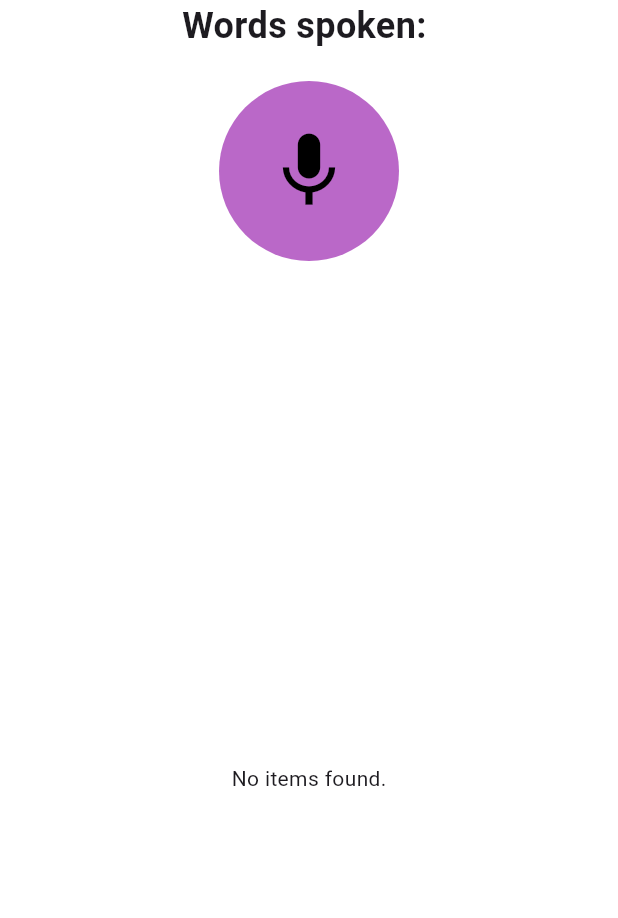
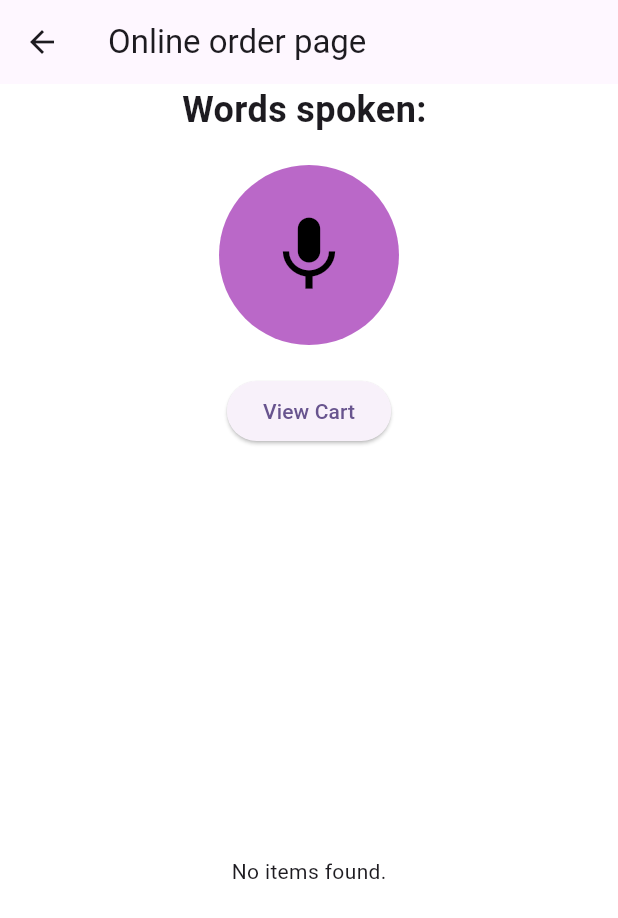
Before and after one commit to hxshan/see_for_me, a Flutter app: the OrderingPage screen opened by its route, on a phone screen of 412 x 824 dp. Shown: the top 918 px of the screen. Run offline on Flutter 3.47's test engine with Material 3 defaults, Android fonts, the light colour scheme and no system bars; our stand-ins replace flutter_tts, shared_preferences, speech_to_text; accounts and stored records are empty.

Commit message:
item adding to cart is ready

```diff
--- /dev/null
+++ b/lib/models/cartItem.dart
@@ -0,0 +1,15 @@
+class Item{
+  String productId;
+  String name;
+  Item({required this.productId, required this.name});
+
+  factory Item.fromJson(Map<String, dynamic> json) => Item(
+        productId: json["productId"],
+        name: json["name"],
+    );
+
+    Map<String, dynamic> toJson() => {
+        "productId": productId,
+        "name": name,
+    };
+}
--- /dev/null
+++ b/lib/models/groceryItem.dart
@@ -0,0 +1,106 @@
+class GroceryItem {
+  final String productID;
+  final String name;
+  final String type;
+  final String brand;
+  final double price;
+  final double quantity;
+  final String unit;
+
+  GroceryItem({
+    required this.productID,
+    required this.name,
+    required this.type,
+    required this.brand,
+    required this.price,
+    required this.quantity,
+    required this.unit
+  });
+
+  @override
+  String toString() {
+    return '''
+    Item Name: $name
+    Brand: $brand
+    Type: $type
+    Price: \$${price.toStringAsFixed(2)}
+    Quantity: ${quantity.toStringAsFixed(2)} $unit
+    ''';
+  }
+}
+
+final List<GroceryItem> groceryItems = [
+  GroceryItem(
+    productID:"12222",
+    name: "Anchor Milk Powder",
+    type: "milk powder",
+    brand: "Anchor",
+    price: 4.99,
+    quantity: 500,
+    unit:"g"
+  ),
+  GroceryItem(
+    productID:"12332",
+    name: "Anchor Milk Powder",
+    type: "milk powder",
+    brand: "Anchor",
+    price: 4.99,
+    quantity: 1,
+    unit:"kg"
+  ),
+  GroceryItem(
+    productID:"14422",
+    name: "Maliban Milk",
+    type: "milk powder",
+    brand: "Maliban",
+    price: 5.49,
+    quantity: 1,
+    unit:"kg"
+  ),
+  GroceryItem(
+    productID:"12222232",
+    name: "Maliban Milk",
+    type: "milk",
+    brand: "Maliban",
+    price: 5.49,
+    quantity: 1.2,
+    unit:"l"
+  ),
+   GroceryItem(
+    productID:"1666622",
+    name: "Anchor Milk",
+    type: "milk",
+    brand: "Anchor",
+    price: 5.49,
+    quantity: 1.2,
+    unit:"l"
+  ),
+  GroceryItem(
+    productID:"12255552",
+    name: "Maliban Milk",
+    type: "milk",
+    brand: "Maliban",
+    price: 5.49,
+    quantity: 2,
+     unit:"l"
+  ),
+  GroceryItem(
+    productID:"12266666",
+    name: "fanta orange",
+    type: "soda",
+    brand: "fanta",
+    price: 5.49,
+    quantity: 2,
+     unit:"l"
+  ),
+  GroceryItem(
+    productID:"1332322",
+    name: "fanta lime",
+    type: "soda",
+    brand: "fanta",
+    price: 5.49,
+    quantity: 1,
+     unit:"l"
+  ),
+  // Add more products as needed
+];
--- /dev/null
+++ b/lib/ordering/searchResponses.dart
@@ -0,0 +1,25 @@
+final List<Map<String, String>> helpResponses = [
+    {
+      "searching": '''Here are the steps you should follow:
+  - Start by saying "product type" followed by the type of product you want to search for.
+  - Next, specify the quantity of the product by saying "quantity" followed by the amount and unit (e.g., 500 grams or 1 liter).
+  - Then, say "brand" followed by the brand name you prefer.
+  - Listen to the system to hear how many items were found. If only one item is found, you can say "describe the item" to get a description of that item.
+  - If you don’t know any product types, you can say "product types" to get a list of available product types.
+  - If you don’t know any brands, you can say "brands" to get a list of available brands.
+  - If you want to clear the current search, say "clear search."
+  '''
+    }
+  ];
+
+  final List<Map<String, String>> responses = [
+    {"productType": "Please say the type of product you want to search for."},
+    {"Quantity": "Please specify the quantity in liters or grams "},
+    {"brand": "Please say the brand you prefer."},
+    {
+      "help": '''these are the following help commands:
+    - Say the word searching to get information on how to search".
+    '''
+    },
+    {"error": "Sorry, I didn't understand that."},
+  ];
--- a/lib/screens/ordering_page.dart
+++ b/lib/screens/ordering_page.dart
@@ -1,93 +1,16 @@
+import 'dart:convert';
 import 'dart:developer';
 
 import 'package:flutter/material.dart';
 import 'package:flutter/widgets.dart';
 import 'package:flutter_tts/flutter_tts.dart';
+import 'package:see_for_me/models/cartItem.dart';
+import 'package:shared_preferences/shared_preferences.dart';
 import 'package:speech_to_text/speech_to_text.dart';
 import 'package:speech_to_text/speech_recognition_result.dart';
-
-class GroceryItem {
-  final String name;
-  final String type;
-  final String brand;
-  final double price;
-  final double quantity;
-  final String unit;
-
-  GroceryItem({
-    required this.name,
-    required this.type,
-    required this.brand,
-    required this.price,
-    required this.quantity,
-    required this.unit
-  });
-
-  @override
-  String toString() {
-    return '''
-    Item Name: $name
-    Brand: $brand
-    Type: $type
-    Price: \$${price.toStringAsFixed(2)}
-    Quantity: ${quantity.toStringAsFixed(2)} $unit
-    ''';
-  }
-}
-
-// Sample grocery items, including brands and quantities
-final List<GroceryItem> groceryItems = [
-  GroceryItem(
-    name: "Anchor Milk Powder",
-    type: "milk powder",
-    brand: "Anchor",
-    price: 4.99,
-    quantity: 500,
-    unit:"g"
-  ),
-  GroceryItem(
-    name: "Anchor Milk Powder",
-    type: "milk powder",
-    brand: "Anchor",
-    price: 4.99,
-    quantity: 1,
-    unit:"kg"
-  ),
-  GroceryItem(
-    name: "Maliban Milk",
-    type: "milk",
-    brand: "Maliban",
-    price: 5.49,
-    quantity: 1.2,
-    unit:"l"
-  ),
-  GroceryItem(
-    name: "Maliban Milk",
-    type: "milk",
-    brand: "Maliban",
-    price: 5.49,
-    quantity: 2,
-     unit:"l"
-  ),
-  GroceryItem(
-    name: "fanta orange",
-    type: "soda",
-    brand: "fanta",
-    price: 5.49,
-    quantity: 2,
-     unit:"l"
-  ),
-  GroceryItem(
-    name: "fanta lime",
-    type: "soda",
-    brand: "fanta",
-    price: 5.49,
-    quantity: 1,
-     unit:"l"
-  ),
-  // Add more products as needed
-];
-
+import 'package:see_for_me/models/groceryItem.dart'; //importing class and mock data
+import 'package:see_for_me/ordering/searchFuncions.dart';
+import 'package:see_for_me/ordering/searchResponses.dart';
 
 class OrderingPage extends StatefulWidget {
   const OrderingPage({super.key});
@@ -95,32 +18,10 @@ class OrderingPage extends StatefulWidget {
   @override
   State<OrderingPage> createState() => _OrderingPageState();
 }
+
 class _OrderingPageState extends State<OrderingPage> {
   final FlutterTts flutterTts = FlutterTts();
   final SpeechToText _speechToText = SpeechToText();
-
-
-  final List<Map<String, String>> responses = [
-    {"productType": "Please say the type of product you want to search for."},
-
-    {"Quantity": "Please specify the quantity in liters or grams "},
-
-    {"brand": "Please say the brand you prefer."},
-
-    {"change": "Changing product"},
-
-    {"search":"searching product type"},
-
-    {"add": "To add this item to your cart, say 'Add item to cart'."},
-
-    {"help": '''these are the following help commands:
-    - Say commands for searching and adding an item".
-    - say commands for editiing the shopping cart".
-    - say commands for proceeding to checkout".
-    '''},
-
-    {"error": "Sorry, I didn't understand that."},
-  ];
 
   final List<String> productTypes = [
     "milk powder",
@@ -146,37 +47,74 @@ Map<String, String> unitMap = {
     // Add more units as needed
   };
 
-  final List<String> brandList = [
-  "Maliban",
-  "Anchor",
+  final brandList = [
+    {
+      "milk powder": ["Anchor", "Maliban", "Nestle"]
+    },
+    {
+      "biscuits": ["Oreo", "Marie", "Digestive"]
+    },
+    {
+      "soda": ["fanta", "sprite", "mounten dew"]
+    },
+    {
+      "milk": ["Anchor", "Maliban", "Nestle"]
+    }
+    // Add more categories and brands as needed
   ];
+
+  final Map<String, String> misrecognizedWords = {
+    "melbourne": "Maliban",
+    "ankhor": "Anchor",
+  };
 
 
 
+  final List<GroceryItem> searchedItems = [];
+  List<Item> items = List.empty(growable: true);
+
+  late SharedPreferences sp;
+
+  getSharedPreferences() async {
+    sp = await SharedPreferences.getInstance();
+  }
+
+  saveIntoSp(){
+    List<String> itemListString = items.map((item)=>jsonEncode(item.toJson())).toList();
+    sp.setStringList("myCart", itemListString);
+  }
+
+  /*readFromSp() {
+  List<String>? itemListString = sp.getStringList("myCart");
+
+  if (itemListString != null) {
+    items = itemListString.map((item) => Item.fromJson(json.decode(item))).toList();
+  } else {
+    // Initialize items as an empty list if null
+    items = [];
+  }
+}*/
+
+List<Item> readFromSp() {
+  List<String>? itemListString = sp.getStringList("myCart");
+
+  if (itemListString != null) {
+    return itemListString.map((item) => Item.fromJson(json.decode(item))).toList();
+  } else {
+    return [];
+  }
+}
 
 
-  final List<Map<String,String>>  helpResponses = [
-
-    {"searching": '''Here are the steps you should follow:
-  - Start by saying "search" and then wait for the system to respond, or you can directly say the product type by saying "product type" followed by the type.
-  - Next, specify the quantity of the product you want by saying "quantity" followed by the amount and unit (e.g., 500 grams or 1 liter).
-  - Then, say the brand name you prefer by saying "brand" followed by the brand name.
-  - You can ask for a description of the item you just searched for by saying "describe the item."
-  - Finally, say "add to cart" to add the currently selected item to your cart.
-  '''}
-
-  ];
-
   String getResponse(String key) {
-
-    if(key.contains("searching")){
+    if (key.contains("searching")) {
       for (var response in helpResponses) {
         if (response.containsKey(key)) {
           return response[key]!;
         }
       }
       return "Sorry, I didn't understand that.";
-    }else {
+    } else {
       for (var response in responses) {
         if (response.containsKey(key)) {
           return response[key]!;
@@ -184,11 +122,7 @@ String getResponse(String key) {
       }
       return "Sorry, I didn't understand that.";
     }
-
   }
-
-  final List<GroceryItem> searchedItems = [
-];
 
   int filterSearchItems() {
     // Clear the previous search results
@@ -198,11 +132,14 @@ int filterSearchItems() {
 
     // Filter groceryItems based on the selected productType, quantity, and brand
     for (var item in groceryItems) {
-    bool matchesType = productType.isEmpty || item.type.toLowerCase() == productType.toLowerCase();
+      bool matchesType = productType.isEmpty ||
+          item.type.toLowerCase() == productType.toLowerCase();
       bool matchesQuantity = quantity.isEmpty
           ? true
-        : item.unit == quantityUnit && item.quantity == (double.tryParse(quantityValue) ?? 0.0);
-    bool matchesBrand = brand.isEmpty || item.brand.toLowerCase() == brand.toLowerCase();
+          : item.unit == quantityUnit &&
+              item.quantity == (double.tryParse(quantityValue) ?? 0.0);
+      bool matchesBrand =
+          brand.isEmpty || item.brand.toLowerCase() == brand.toLowerCase();
 
       if (matchesType && matchesQuantity && matchesBrand) {
         searchedItems.add(item);
@@ -213,8 +150,6 @@ int filterSearchItems() {
     return matchedItemsCount;
   }
 
-//String message = "";
-// Function to extract the product type from spoken words
   void processProductType(String spokenWords) {
     // Normalize spoken words by converting to lowercase
     String normalizedWords = spokenWords.toLowerCase();
@@ -230,20 +165,16 @@ void processProductType(String spokenWords) {
         productType = type;
         productTypeFound = true;
 
-
         if (previousType.isEmpty || previousType == productType) {
           // If no previous type or the same product type is mentioned
           noItems = filterSearchItems();
-        response = "$productType product type searched and number of items found was $noItems";
+          response ="$productType product type searched and number of items found was $noItems";
         } else if (previousType != productType) {
           // If a different product type is mentioned
           noItems = filterSearchItems();
-        response = "Changed to $productType. Number of items found was $noItems";
+          response ="Changed to $productType. Number of items found was $noItems";
         }
-
         previousType = productType;
-
-      print(previousType);
         break;
       }
     }
@@ -252,17 +183,11 @@ void processProductType(String spokenWords) {
       response = "Sorry, this product type is not available.";
     }
 
-  // Update the UI with the response
-  setState(() {
-    wordsSpoken = spokenWords;
-  });
-
-  // Speak the response to the user
-  speak(response);
+    setState(() {});
   }
 
   void processQuantity(String spokenWords) {
-  // Normalize spoken words by converting to lowercase
+
     String normalizedWords = spokenWords.toLowerCase();
 
     // Split the spoken words into individual words
@@ -272,9 +197,8 @@ void processQuantity(String spokenWords) {
     String possibleQuantity = "";
     String possibleUnit = "";
 
-   if(productType.isEmpty){
+    if (productType.isEmpty) {
       response = "please specify the product type you want first";
-      speak(response);
       return;
     }
 
@@ -294,38 +218,60 @@ void processQuantity(String spokenWords) {
       quantityUnit = possibleUnit;
       quantity = "$quantityValue $quantityUnit";
 
-
       noItems = filterSearchItems();
-    if(noItems > 0){
-      response = "quantity" + quantity + "is available" + " and number of items found was" + '$noItems for $productType' ;
-    }else{
-      response = "quantity" + quantity + "is not available for" + '$productType';
+      if (noItems > 0) {
+        response = "Quantity $quantity is available and the number of items found was $noItems for $productType";
+      } else {
+        response ="quantity $quantity is not available for $productType";
       }
-
-    // Update the state and speak the response
-
-    setState(() {});
-    speak(response);
     } else {
       // Handle missing quantity or unit
       if (possibleQuantity.isEmpty) {
         response = "Sorry, I couldn't find a quantity in your request.";
       } else if (possibleUnit.isEmpty) {
-      response = "Sorry, I couldn't find a valid unit. Please specify a valid unit like liters, kilograms, etc.";
+        response ="Sorry, I couldn't find a valid unit. Please specify a valid unit like liters, kilograms, etc.";
       }
+    }
+
     setState(() {});
-    speak(response);
-  }
   }
 
   void processBrand(String spokenWords) {
     // Normalize spoken words by converting to lowercase
     String normalizedWords = spokenWords.toLowerCase();
-
     bool brandFound = false;
 
-  // Check each brand for an exact match
-  for (String brandName in brandList) {
+    // Ensure product type is mentioned first
+    if (productType.isEmpty) {
+      response = "Please specify the product type first.";
+      speak(response);
+      return;
+    }
+
+    // Ensure quantity is mentioned
+    if (quantity.isEmpty) {
+      response = "Please specify the quantity first.";
+      speak(response);
+      return;
+    }
+
+    // Correct any misrecognized words using the misrecognizedWords map
+    misrecognizedWords.forEach((key, value) {
+      if (normalizedWords.contains(key.toLowerCase())) {
+        normalizedWords =
+            normalizedWords.replaceAll(key.toLowerCase(), value.toLowerCase());
+      }
+    });
+
+    // Find the correct category (productType) and match the brand within it
+    if (brandList.any((category) => category.containsKey(productType.toLowerCase()))) {
+      // Extract the brands for the current product type
+      List<String>? brands = brandList.firstWhere((category) => category
+          .containsKey(productType.toLowerCase()))[productType.toLowerCase()];
+
+      if (brands != null) {
+        // Check each brand in the product type for a match
+        for (String brandName in brands) {
           if (normalizedWords.contains(brandName.toLowerCase())) {
             brand = brandName;
             brandFound = true;
@@ -333,31 +279,96 @@ void processBrand(String spokenWords) {
             // Filter items based on the selected brand
             noItems = filterSearchItems();
 
-      // If no items are found
+            // Respond based on whether items were found or not
             if (noItems == 0) {
-        response = "Sorry, no items found for the brand $brand in the selected product type.";
+              response ="Sorry, no items found for the brand $brand in the selected product type.";
             } else {
-        // If items exist, send a response indicating success
-        response = "$brand brand searched, and number of items found was $noItems.";
+              response ="$brand brand searched, and number of items found was $noItems.";
             }
-
-      print("User mentioned brand: $brand");
             break;
           }
         }
+      }
+    } else {
+      response = "Sorry, the product type $productType is not available.";
+    }
 
+    // If brand not found
     if (!brandFound) {
+      searchedItems.clear();
       response = "Sorry, this brand is not available.";
     }
 
-  // Update the UI with the response
-  setState(() {
-    wordsSpoken = spokenWords;
-  });
+    setState(() {});
 
-  // Speak the response to the user
-  speak(response);
   }
+
+
+  void describeItemFunc() {
+    response = describeItem(searchedItems, productType, quantity, brand);
+  }
+
+void addToCart() {
+  // Check if there is only one item in the searchedItems list
+  if (searchedItems.length == 1) {
+    // If only one item is found, add it to the items list (cart)
+    GroceryItem searchedItem = searchedItems[0];
+
+    Item newItem = Item(
+      productId: searchedItem.productID,
+      name: searchedItem.name,
+    );
+
+    // Add the new item to the items list
+    items.add(newItem);
+    saveIntoSp();
+    // Optionally, print or provide a confirmation message
+    response = '${newItem.name} has been added to the cart.';
+
+  } else {
+    // If more than one item is found, prompt the user to refine their search
+    response = "Please refine your search until only one item is left";
+  }
+}
+
+void viewCart() {
+    List<Item> cartItems = readFromSp();
+
+    // Display cart items in an alert dialog
+    showDialog(
+      context: context,
+      builder: (context) {
+        return AlertDialog(
+          title: Text("Items in Cart"),
+          content: cartItems.isEmpty
+              ? Text("Your cart is empty.")
+              : SizedBox(
+                  height: 200, // Adjust height as needed
+                  width: double.maxFinite,
+                  child: ListView.builder(
+                    itemCount: cartItems.length,
+                    itemBuilder: (context, index) {
+                      final item = cartItems[index];
+                      return ListTile(
+                        title: Text(item.name),
+                        subtitle: Text("Product ID: ${item.productId}"),
+                      );
+                    },
+                  ),
+                ),
+          actions: [
+            TextButton(
+              onPressed: () {
+                Navigator.of(context).pop();
+              },
+              child: Text("Close"),
+            ),
+          ],
+        );
+      },
+    );
+  }
+
 
   void clearSearch() {
     // Clear the search-related variables
@@ -368,45 +379,30 @@ void clearSearch() {
     quantityUnit = "";
     brand = "";
 
-  // Clear any previously searched items
     searchedItems.clear();
-
-  // Set the response for the cleared search
     response = "Previous search cleared. Ready for a new search.";
 
-  // Update the UI
-  setState(() {});
+  }
 
-  // Speak the response
+  void listProductTypes() {
+
+    String productList = productTypes.join(", ");
+    response = "The available product types are: $productList.";
     speak(response);
   }
 
-void listProductTypes() {
-  // Create a response string with the product types
-  String productList = productTypes.join(", ");
-
-  // Set the response with the available product types
-  response = "The available product types are: $productList.";
-
-  // Update the UI
-  setState(() {});
-
-  // Speak the response
-  speak(response);
+  void listBrandFunc(){
+    response = listBrands(productType,brandList);
   }
 
 // Function to tell the user what product type was searched
   void productSearched() {
     if (productType.isNotEmpty) {
-    response = "The previous product type you searched for was $previousType.";
+      response ="The previous product type you searched for was $previousType.";
     } else {
-    response = "You haven't searched for any product type yet.";
+      response ="You haven't searched for any product type yet.";
     }
-
-  setState(() {});
-  speak(response);
   }
-
 
   bool _speechEnabled = false;
   String wordsSpoken = "";
@@ -414,15 +410,14 @@ void productSearched() {
   String productType = "";
   String quantity = "";
   String brand = "";
-  String currentStep = "search";  // Track the current step
-  //GroceryItem? selectedItem;
-String quantityValue = "";  // Numeric part of quantity
-String quantityUnit = "";  // Unit part of quantity
+  String quantityValue = ""; // Numeric part of quantity
+  String quantityUnit = ""; // Unit part of quantity
   int noItems = 0;
   String previousType = "";
 
   @override
   void initState() {
+    getSharedPreferences();
     super.initState();
     _initSpeech();
   }
@@ -449,7 +444,7 @@ String previousType = "";
     // Handle "repeat" command
     if (spokenWords.contains("repeat")) {
       if (response.isNotEmpty) {
-      speak(response);  // Repeat the last response
+        speak(response); // Repeat the last response
       } else {
         response = getResponse("error");
         speak(response);
@@ -465,6 +460,7 @@ String previousType = "";
       setState(() {
         wordsSpoken = spokenWords;
       });
+      speak(response);
       return;
     }
 
@@ -492,20 +488,26 @@ String previousType = "";
       });
       speak(response);
       return;
-    }else if(spokenWords.contains("searching")){
+    } else if (spokenWords.contains("searching")) {
       response = getResponse("searching");
       setState(() {
         wordsSpoken = spokenWords;
       });
       speak(response);
       return;
-    }else if (spokenWords.contains("product type")) {
+    } else if (spokenWords.contains("product type")) {
       processProductType(spokenWords);
-    }else if (spokenWords.contains("quantity")) {
+    } else if (spokenWords.contains("quantity")) {
       processQuantity(spokenWords);
-    }else if(spokenWords.contains("brand")){
+    } else if (spokenWords.contains("brands")) {
+      listBrandFunc();
+    } else if (spokenWords.contains("brand")) {
       processBrand(spokenWords);
-    } else {
+    } else if (spokenWords.contains("describe item")) {
+      describeItemFunc();
+    } else if (spokenWords.contains("add item to cart")) {
+      addToCart();
+    }  else {
       // If none of the keywords match, set response to prompt the user again
       response = getResponse("error");
     }
@@ -515,10 +517,6 @@ String previousType = "";
     });
 
     speak(response);
-  }
-
-   void addToCart() {
-    log("Adding to cart: $productType, $quantity, $brand");
   }
 
 
@@ -547,6 +545,9 @@ String previousType = "";
  @override
   Widget build(BuildContext context) {
     return Scaffold(
+      appBar: AppBar(
+        title: Text("Online order page"),
+      ),
       backgroundColor: Colors.white,
       body: Column(
         mainAxisAlignment: MainAxisAlignment.center,
@@ -572,6 +573,13 @@ String previousType = "";
             ),
           ),
 
+          // Button to view cart
+          const SizedBox(height: 20),
+          ElevatedButton(
+            onPressed: viewCart,
+            child: Text("View Cart"),
+          ),
+
           // Show filtered items in a list
           const SizedBox(height: 40),
           Expanded(
@@ -582,7 +590,8 @@ String previousType = "";
                     itemBuilder: (context, index) {
                       GroceryItem item = searchedItems[index];
                       return Card(
-                        margin: const EdgeInsets.symmetric(vertical: 10, horizontal: 20),
+                        margin: const EdgeInsets.symmetric(
+                            vertical: 10, horizontal: 20),
                         child: ListTile(
                           title: Text(item.name),
                           subtitle: Text(
--- a/pubspec.yaml
+++ b/pubspec.yaml
@@ -37,6 +37,7 @@ dependencies:
   cupertino_icons: ^1.0.6
   speech_to_text: ^7.0.0
   flutter_tts: ^4.0.2
+  shared_preferences: ^2.3.2
 
 dev_dependencies:
   flutter_test:
```
Also changed, not shown: lib/ordering/searchFuncions.dart (added, +53 -0 lines), pubspec.lock, 1 other file. Lines whose indentation alone changed are shown as unchanged.
